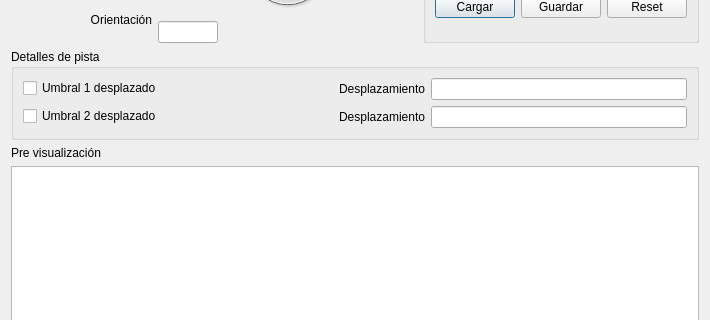
Old version of the form interfaz/aeropuerto/dialogconfpista.ui in the repository IgnacioOchoa/SimAerop; both pictures show x 0 to 710 and y 116 to 436 of the 710 by 635 pixel window.
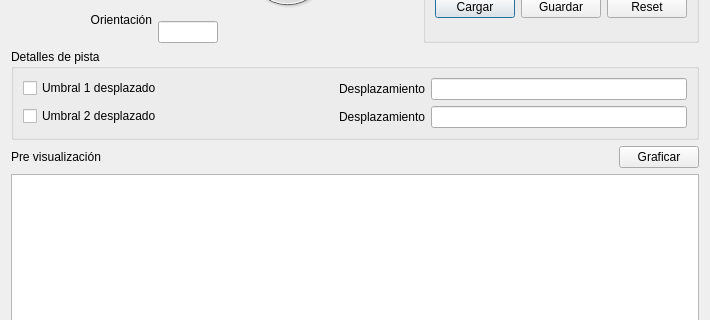
New version of the form.

Diff of the .ui file:
```diff
--- a/interfaz/aeropuerto/dialogconfpista.ui
+++ b/interfaz/aeropuerto/dialogconfpista.ui
@@ -256,11 +256,35 @@
     </widget>
    </item>
    <item>
+    <layout class="QHBoxLayout" name="horizontalLayout_8">
+     <item>
     <widget class="QLabel" name="lbPreVisualizacion">
      <property name="text">
       <string>Pre visualización</string>
      </property>
     </widget>
+     </item>
+     <item>
+      <spacer name="horizontalSpacer_3">
+       <property name="orientation">
+        <enum>Qt::Horizontal</enum>
+       </property>
+       <property name="sizeHint" stdset="0">
+        <size>
+         <width>40</width>
+         <height>20</height>
+        </size>
+       </property>
+      </spacer>
+     </item>
+     <item>
+      <widget class="QPushButton" name="pbGraficar">
+       <property name="text">
+        <string>Graficar</string>
+       </property>
+      </widget>
+     </item>
+    </layout>
    </item>
    <item>
     <widget class="QGraphicsView" name="gvPreVisualizacion"/>
```
Lines whose indentation alone changed are shown as unchanged.
